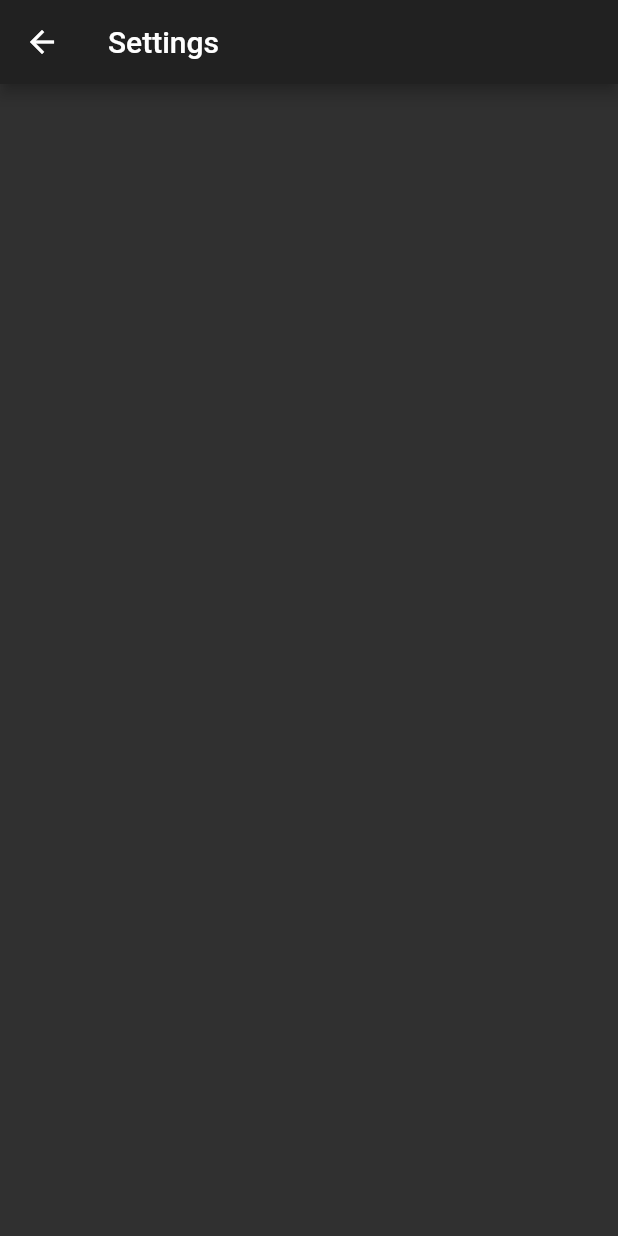
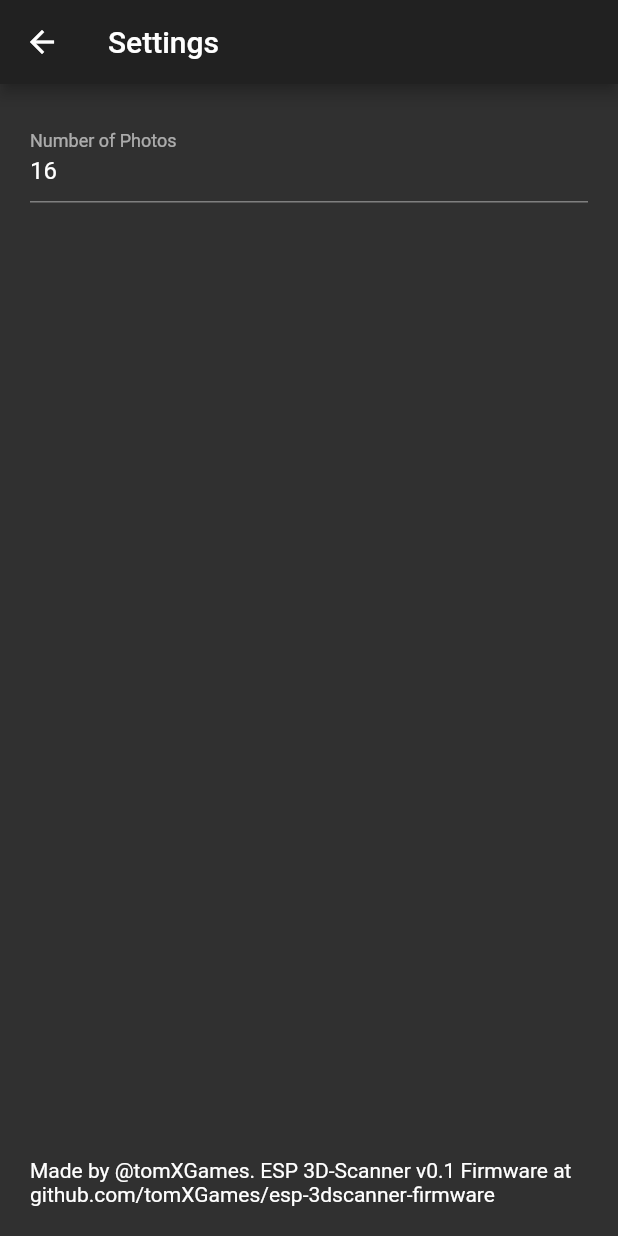
Before and after one commit to tomXGames/esp-3dscanner-app, a Flutter app: the screen it shows after launch, after a tap on the "settings" icon, on a phone screen of 412 x 824 dp. Run offline on Flutter 3.47's test engine with Material 2 defaults, Android fonts, the light colour scheme and no system bars; our stand-ins replace camera, gallery_saver.

Commit message:
Now takes multiple images in a row. Can specifiy the number of images in settings. Footer in Settings. Next thing is communication with ESP and firmware.

```diff
--- a/lib/main.dart
+++ b/lib/main.dart
@@ -3,35 +3,31 @@ import 'package:flutter/material.dart';
 import 'settings.dart';
 import 'package:camera/camera.dart';
 
+CameraDescription camera;
+
 Future<void> main() async {
   WidgetsFlutterBinding.ensureInitialized();
   final cameras = await availableCameras();
-  final firstCamera = cameras.first;
-  runApp(App(camera: firstCamera));
+  camera = cameras.first;
+  runApp(App());
 }
 
 class App extends StatelessWidget{
-  final CameraDescription camera;
-  const App({
-    @required this.camera
-  });
+
 
   @override
   Widget build(BuildContext context) {
     return MaterialApp(
       title: 'ESP 3D-Scanner',
       theme: ThemeData.dark(),
-      home: HomePage(camera: camera)
+      home: HomePage('ESP 3D-Scanner')
     );
   }
 }
 
 class HomePage extends StatefulWidget{
-  final CameraDescription camera;
-  const HomePage({
-    @required this.camera
-  });
-
+  final String title;
+  HomePage(this.title);
   @override
   HomePageState createState() => HomePageState();
 }
@@ -41,6 +37,7 @@ class HomePageState extends State<HomePage> {
   Widget build(BuildContext context) {
     return Scaffold(
         appBar: AppBar(
+          title: Text(widget.title),
           actions: [
             IconButton(
               icon: Icon(Icons.settings),
@@ -54,7 +51,7 @@ class HomePageState extends State<HomePage> {
         body: Center(
           child: Column(
             children: <Widget>[
-              Camera(camera: widget.camera),
+              Camera(),
             ]
           )
         ),
@@ -63,13 +60,6 @@ class HomePageState extends State<HomePage> {
 }
 
 class Camera extends StatefulWidget{
-  final CameraDescription camera;
-
-  const Camera({
-    Key key,
-    @required this.camera,
-  }) : super(key: key);
-
   @override
   CameraState createState() => CameraState();
 }
@@ -82,7 +72,7 @@ class CameraState extends State<Camera>{
   void initState(){
     super.initState();
     _controller = CameraController(
-      widget.camera,
+      camera,
       ResolutionPreset.high
     );
     _initializeControllerFuture = _controller.initialize();
@@ -104,13 +94,14 @@ class CameraState extends State<Camera>{
         ),
         ElevatedButton(
           onPressed: () async{
-            final image = await _controller.takePicture();
-            print(image.path);
-            GallerySaver.saveImage(image.path, albumName: "ESP3D-Scanner"); /*This plugin has a lot of bugs... Has to change some stuff around in the FileUtils.kt
-                                                                            file to acutally get it to work. Also just saves in the "Pictures" folder, not the
-                                                                            specified album. Might wanna contribute to that repo if I have the time.*/
+            for(int i = 0; i < number; i++){
+              final image = await _controller.takePicture();
+              print(image.path);
+              GallerySaver.saveImage(image.path, albumName: "ESP3D-Scanner");
+
+            }
           },
-          child: Text("Take a goddamn Picture!")
+          child: Text("Start scanning!")
         )
       ]
     );
--- a/lib/settings.dart
+++ b/lib/settings.dart
@@ -1,4 +1,7 @@
 import 'package:flutter/material.dart';
+import 'package:flutter/services.dart';
+
+int number;
 
 class Settings extends StatefulWidget{
   @override
@@ -7,6 +10,7 @@ class Settings extends StatefulWidget{
 
 class _SettingsState extends State<Settings>{
   @override
+  TextEditingController numberFieldEditingController = TextEditingController(text: "16");
   Widget build(BuildContext context) {
     return Scaffold(
       appBar: AppBar(
@@ -14,11 +18,29 @@ class _SettingsState extends State<Settings>{
         leading: IconButton(icon: Icon(Icons.arrow_back), onPressed: () => Navigator.of(context).pop())
       ),
       body: Center(
-        child: Column(
-        children: <Widget>[
-
-        ])
-      )
-    );
+        child: Padding(
+          padding: EdgeInsets.all(20),
+          child: Column(
+            children: <Widget>[
+              TextField(
+                controller: numberFieldEditingController  ,
+                decoration: InputDecoration(labelText: "Number of Photos"),
+                keyboardType: TextInputType.number,
+                inputFormatters: <TextInputFormatter>[
+                  FilteringTextInputFormatter.digitsOnly
+                ],
+                onSubmitted: (text){
+                  number = int.parse(text);
+                },
+              )
+            ]
+          )
+        )
+      ),
+      bottomSheet:  Padding(
+          padding: EdgeInsets.all(20),
+          child: Text("Made by @tomXGames. ESP 3D-Scanner v0.1 Firmware at github.com/tomXGames/esp-3dscanner-firmware"),
+        )
+      );
   }
 }
```
Also changed, not shown: 1 other file.
